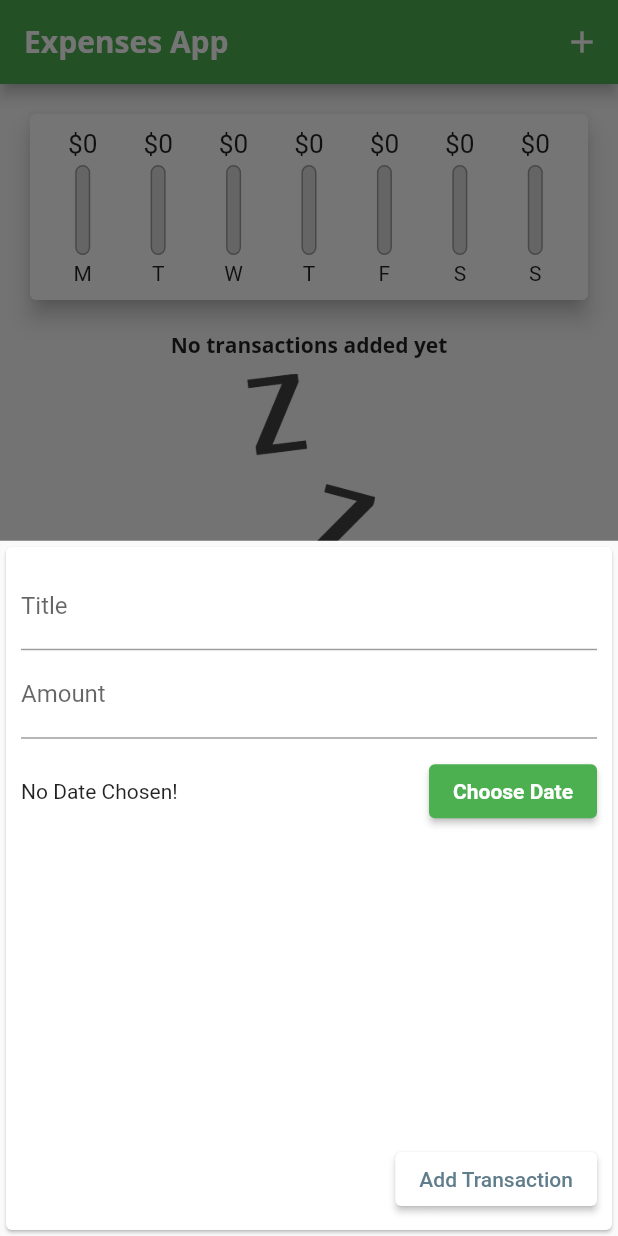
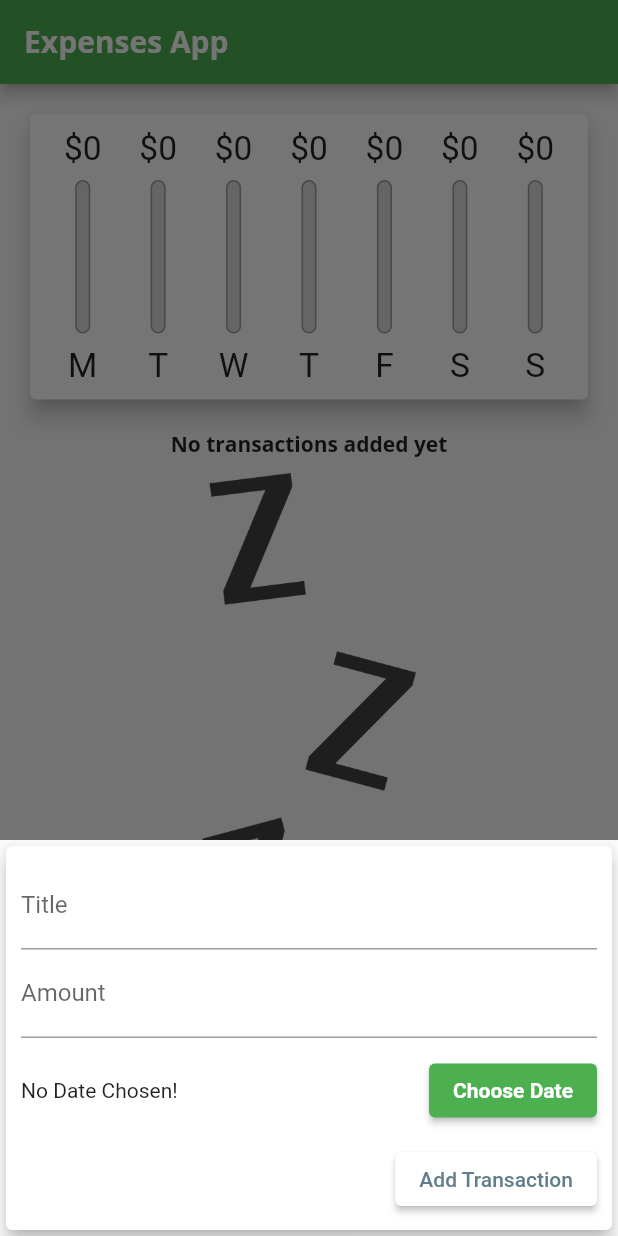
Before and after one commit to snkaplan/flutter_tutorial, a Flutter app: the screen it shows after launch, after a tap on the "add" icon, on a phone screen of 412 x 824 dp. Run offline on Flutter 3.47's test engine with Material 2 defaults, Android fonts, the phone set to English and light mode, and no system bars.

Commit message:
Responsive and adaptive ui implemented based on screen size and os

```diff
--- a/01_expenses_app/lib/main.dart
+++ b/01_expenses_app/lib/main.dart
@@ -1,10 +1,21 @@
 import 'package:expenses_app/widgets/new_transaction.dart';
 import 'package:expenses_app/widgets/transaction_list.dart';
 import 'package:flutter/material.dart';
+import 'package:flutter/cupertino.dart';
+import 'package:flutter/services.dart';
 import 'models/transaction.dart';
 import 'widgets/chart.dart';
+import 'dart:io';
 
-void main() => runApp(MaterialApp(
+void main() {
+  WidgetsFlutterBinding.ensureInitialized();
+  SystemChrome.setPreferredOrientations([
+    DeviceOrientation.portraitDown,
+    DeviceOrientation.portraitUp,
+    DeviceOrientation.landscapeRight,
+    DeviceOrientation.landscapeLeft
+  ]);
+  runApp(MaterialApp(
       home: MyHomePage(),
       theme: ThemeData(
         primarySwatch: Colors.green,
@@ -24,6 +35,7 @@ void main() => runApp(MaterialApp(
                   fontWeight: FontWeight.bold)),
         ),
       )));
+}
 
 class MyHomePage extends StatefulWidget {
   @override
@@ -38,6 +50,8 @@ class _MyHomePageState extends State<MyHomePage> {
         id: "t2", title: "New Groceries", amount: 16.53, date: DateTime.now())
   */
   ];
+
+  bool _showChart = false;
 
   List<Transaction> get _recentTransactions {
     return _userTransactions.where((tx) {
@@ -82,27 +96,88 @@ class _MyHomePageState extends State<MyHomePage> {
 
   @override
   Widget build(BuildContext context) {
-    return Scaffold(
-      appBar: AppBar(
+    final mediaQuery = MediaQuery.of(context);
+    final isLandscape = mediaQuery.orientation == Orientation.landscape;
+    final appBar;
+    if (Platform.isIOS) {
+      appBar = CupertinoNavigationBar(
+        middle: Text("Expenses App"),
+        trailing: Row(
+          mainAxisSize: MainAxisSize.min,
+          children: [
+            GestureDetector(
+              child: Icon(CupertinoIcons.add),
+              onTap: () => _startAddNewTransaction(context),
+            )
+          ],
+        ),
+      );
+    } else {
+      appBar = AppBar(
         title: Text("Expenses App"),
         actions: [
-          IconButton(
+          Platform.isIOS
+              ? IconButton(
                   onPressed: () => {_startAddNewTransaction(context)},
                   icon: Icon(Icons.add),
                 )
+              : Container()
         ],
-      ),
-      body: SingleChildScrollView(
+      );
+    }
+
+    final txListWidget = Container(
+        height: (mediaQuery.size.height -
+                appBar.preferredSize.height -
+                mediaQuery.padding.top) *
+            0.7,
+        child: TransactionList(_userTransactions, deleteTranscation));
+    final _recentTransactionsWidget = Container(
+      height: (mediaQuery.size.height -
+              appBar.preferredSize.height -
+              mediaQuery.padding.top) *
+          (isLandscape ? 0.7 : 0.3),
+      child: Chart(_recentTransactions),
+    );
+    final pageBody = SafeArea(
+      child: SingleChildScrollView(
           child: Column(
         mainAxisAlignment: MainAxisAlignment.start,
         crossAxisAlignment: CrossAxisAlignment.stretch,
         children: <Widget>[
-            Chart(_recentTransactions),
-            TransactionList(_userTransactions, deleteTranscation),
+          if (isLandscape)
+            Row(
+              mainAxisAlignment: MainAxisAlignment.center,
+              children: [
+                Text(
+                  "Show Chart",
+                  style: Theme.of(context).textTheme.headline6,
+                ),
+                Switch.adaptive(
+                    value: _showChart,
+                    onChanged: (val) {
+                      setState(() {
+                        _showChart = val;
+                      });
+                    })
               ],
             ),
-      ),
-      floatingActionButtonLocation: FloatingActionButtonLocation.centerFloat,
+          if (!isLandscape) _recentTransactionsWidget,
+          if (!isLandscape) txListWidget,
+          if (isLandscape)
+            _showChart ? _recentTransactionsWidget : txListWidget,
+        ],
+      )),
+    );
+    return Platform.isIOS
+        ? CupertinoPageScaffold(
+            child: pageBody,
+            navigationBar: appBar,
+          )
+        : Scaffold(
+            appBar: appBar,
+            body: pageBody,
+            floatingActionButtonLocation: FloatingActionButtonLocation.endFloat,
             floatingActionButton: FloatingActionButton(
               child: Icon(Icons.add),
               onPressed: () => {_startAddNewTransaction(context)},
--- /dev/null
+++ b/01_expenses_app/lib/widgets/adaptive_elevated_button.dart
@@ -0,0 +1,35 @@
+import 'dart:io';
+
+import 'package:flutter/material.dart';
+import 'package:flutter/cupertino.dart';
+
+class AdaptiveElevatedButton extends StatelessWidget {
+  final String text;
+  final Function handler;
+
+  const AdaptiveElevatedButton(this.text, this.handler);
+
+  @override
+  Widget build(BuildContext context) {
+    return Container(
+        child: Platform.isIOS
+            ? CupertinoButton(
+                child: Text(
+                  text,
+                  style: TextStyle(fontWeight: FontWeight.bold),
+                ),
+                onPressed: () => {
+                  handler(),
+                },
+              )
+            : ElevatedButton(
+                onPressed: () => {
+                  handler(),
+                },
+                child: Text(
+                  'Choose Date',
+                  style: TextStyle(fontWeight: FontWeight.bold),
+                ),
+              ));
+  }
+}
--- a/01_expenses_app/lib/widgets/chart_bar.dart
+++ b/01_expenses_app/lib/widgets/chart_bar.dart
@@ -13,19 +13,21 @@ class ChartBar extends StatelessWidget {
 
   @override
   Widget build(BuildContext context) {
+    return LayoutBuilder(
+      builder: (ctx, constraints) {
         return Column(
           children: [
             Container(
-          height: 20,
+              height: constraints.maxHeight * 0.15,
               child: FittedBox(
                 child: Text('\$${spendingAmount.toStringAsFixed(0)}'),
               ),
             ),
             SizedBox(
-          height: 4,
+              height: constraints.maxHeight * 0.05,
             ),
             Container(
-          height: 60,
+              height: constraints.maxHeight * 0.6,
               width: 10,
               child: Stack(
                 children: [
@@ -48,10 +50,15 @@ class ChartBar extends StatelessWidget {
               ),
             ),
             SizedBox(
-          height: 4,
+              height: constraints.maxHeight * 0.05,
             ),
-        Text(label),
+            Container(
+              height: constraints.maxHeight * 0.15,
+              child: FittedBox(child: Text(label)),
+            ),
           ],
+        );
+      },
     );
   }
 }
--- a/01_expenses_app/lib/widgets/new_transaction.dart
+++ b/01_expenses_app/lib/widgets/new_transaction.dart
@@ -1,3 +1,7 @@
+import 'dart:io';
+
+import 'package:expenses_app/widgets/adaptive_elevated_button.dart';
+import 'package:flutter/cupertino.dart';
 import 'package:flutter/material.dart';
 import 'package:intl/intl.dart';
 
@@ -11,22 +15,27 @@ class NewTransaction extends StatefulWidget {
 }
 
 class _NewTransactionState extends State<NewTransaction> {
-  final _titleController = new TextEditingController();
-  final _amountController = new TextEditingController();
-  DateTime? _selectedDate = null;
+  final _titleController = TextEditingController();
+  final _amountController = TextEditingController();
+  DateTime? _selectedDate;
 
   void _submitData() {
-    if (_titleController.text.isEmpty ||
-        _amountController.text.isEmpty ||
-        _selectedDate == null) {
+    if (_amountController.text.isEmpty) {
       return;
     }
     final enteredTitle = _titleController.text;
     final enteredAmount = double.parse(_amountController.text);
-    if (enteredAmount <= 0) {
+
+    if (enteredTitle.isEmpty || enteredAmount <= 0 || _selectedDate == null) {
       return;
     }
-    widget.addTx(enteredTitle, enteredAmount, _selectedDate);
+
+    widget.addTx(
+      enteredTitle,
+      enteredAmount,
+      _selectedDate,
+    );
+
     Navigator.of(context).pop();
   }
 
@@ -34,35 +43,47 @@ class _NewTransactionState extends State<NewTransaction> {
     showDatePicker(
       context: context,
       initialDate: DateTime.now(),
-            firstDate: DateTime(2021),
-            lastDate: DateTime.now())
-        .then((value) {
-      if (value == null) {
+      firstDate: DateTime(2019),
+      lastDate: DateTime.now(),
+    ).then((pickedDate) {
+      if (pickedDate == null) {
         return;
       }
       setState(() {
-        _selectedDate = value;
+        _selectedDate = pickedDate;
       });
     });
   }
 
   @override
   Widget build(BuildContext context) {
-    return Card(
+    return SingleChildScrollView(
+      child: Card(
+        elevation: 5,
         child: Container(
-        margin: EdgeInsets.all(10),
+          padding: EdgeInsets.only(
+            top: 10,
+            left: 10,
+            right: 10,
+            bottom: MediaQuery.of(context).viewInsets.bottom + 10,
+          ),
           child: Column(
             crossAxisAlignment: CrossAxisAlignment.end,
-          children: [
+            children: <Widget>[
               TextField(
                 decoration: InputDecoration(labelText: 'Title'),
                 controller: _titleController,
+                onSubmitted: (_) => _submitData(),
+                // onChanged: (val) {
+                //   titleInput = val;
+                // },
               ),
               TextField(
                 decoration: InputDecoration(labelText: 'Amount'),
                 controller: _amountController,
                 keyboardType: TextInputType.number,
-              onSubmitted: (_) => {FocusScope.of(context).unfocus()},
+                onSubmitted: (_) => _submitData(),
+                // onChanged: (val) => amountInput = val,
               ),
               Container(
                 height: 70,
@@ -73,22 +94,14 @@ class _NewTransactionState extends State<NewTransaction> {
                           ? 'No Date Chosen!'
                           : 'Picked Date: ${DateFormat.yMd().format(_selectedDate!)}'),
                     ),
-                  ElevatedButton(
-                    onPressed: () => {
-                      _presentDatePicker(),
-                    },
-                    child: Text(
-                      'Choose Date',
-                      style: TextStyle(fontWeight: FontWeight.bold),
-                    ),
-                  ),
+                    AdaptiveElevatedButton(
+                      "Choose Date",
+                      _presentDatePicker,
+                    )
                   ],
                 ),
               ),
-            Expanded(
-              child: Align(
-                alignment: Alignment.bottomRight,
-                child: ElevatedButton(
+              ElevatedButton(
                 onPressed: () => {
                   _submitData(),
                 },
@@ -98,9 +111,8 @@ class _NewTransactionState extends State<NewTransaction> {
                         Theme.of(context).accentColor)),
                 child: Text("Add Transaction"),
               ),
+            ],
           ),
-            )
-          ],
         ),
       ),
     );
--- a/01_expenses_app/lib/widgets/transaction_list.dart
+++ b/01_expenses_app/lib/widgets/transaction_list.dart
@@ -9,10 +9,9 @@ class TransactionList extends StatelessWidget {
 
   @override
   Widget build(BuildContext context) {
-    return Container(
-      height: 450,
-      child: transactions.isEmpty
-          ? Column(
+    return transactions.isEmpty
+        ? LayoutBuilder(builder: (ctx, constraints) {
+            return Column(
               children: [
                 Text(
                   "No transactions added yet",
@@ -22,14 +21,15 @@ class TransactionList extends StatelessWidget {
                   height: 10,
                 ),
                 Container(
-                  height: 200,
+                  height: constraints.maxHeight * 0.6,
                   child: Image.asset(
                     "assets/images/waiting.png",
                     fit: BoxFit.cover,
                   ),
                 )
               ],
-            )
+            );
+          })
         : ListView.builder(
             itemBuilder: (ctx, index) {
               return Card(
@@ -55,7 +55,19 @@ class TransactionList extends StatelessWidget {
                   subtitle: Text(
                     DateFormat.yMMMd().format(transactions[index].date),
                   ),
-                    trailing: IconButton(
+                  trailing: MediaQuery.of(context).size.width > 200
+                      ? ElevatedButton.icon(
+                          onPressed: () {
+                            deleteTx(transactions[index].id);
+                          },
+                          icon: Icon(Icons.delete),
+                          label: Text("Delete"),
+                          style: ButtonStyle(
+                              backgroundColor:
+                                  MaterialStateProperty.all(Colors.white),
+                              foregroundColor: MaterialStateProperty.all(
+                                  Theme.of(context).errorColor)))
+                      : IconButton(
                           onPressed: () {
                             deleteTx(transactions[index].id);
                           },
@@ -66,7 +78,6 @@ class TransactionList extends StatelessWidget {
               );
             },
             itemCount: transactions.length,
-            ),
           );
   }
 }
```
Also changed, not shown: 1 other file. Lines whose indentation alone changed are shown as unchanged.
